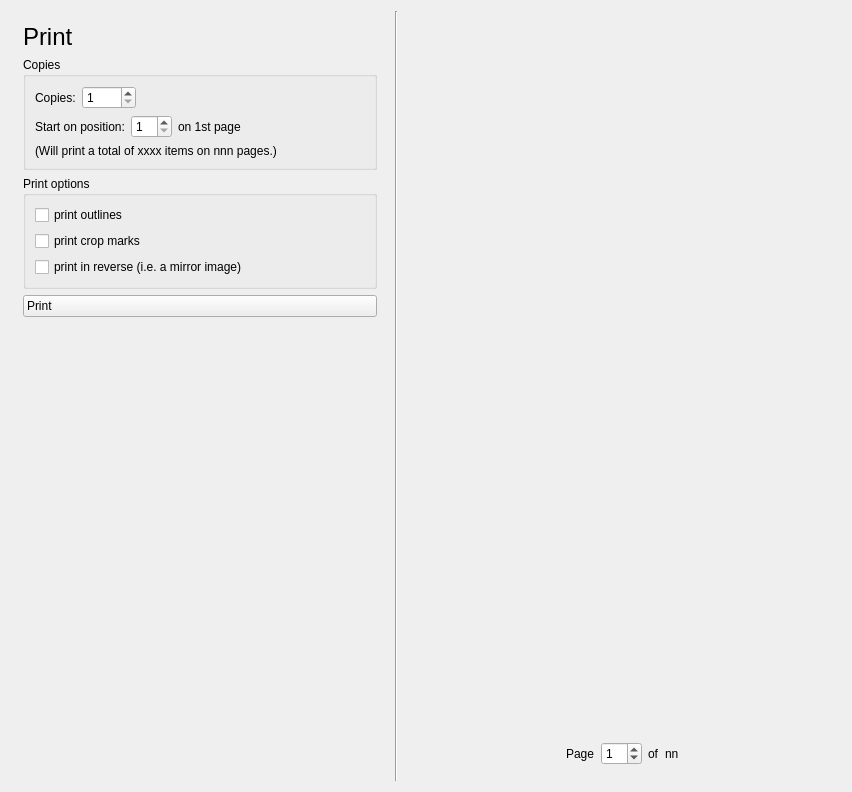
Before: the Qt Designer form glabels/ui/PrintView.ui in jimevins/glabels-qt, drawn with Qt 5.
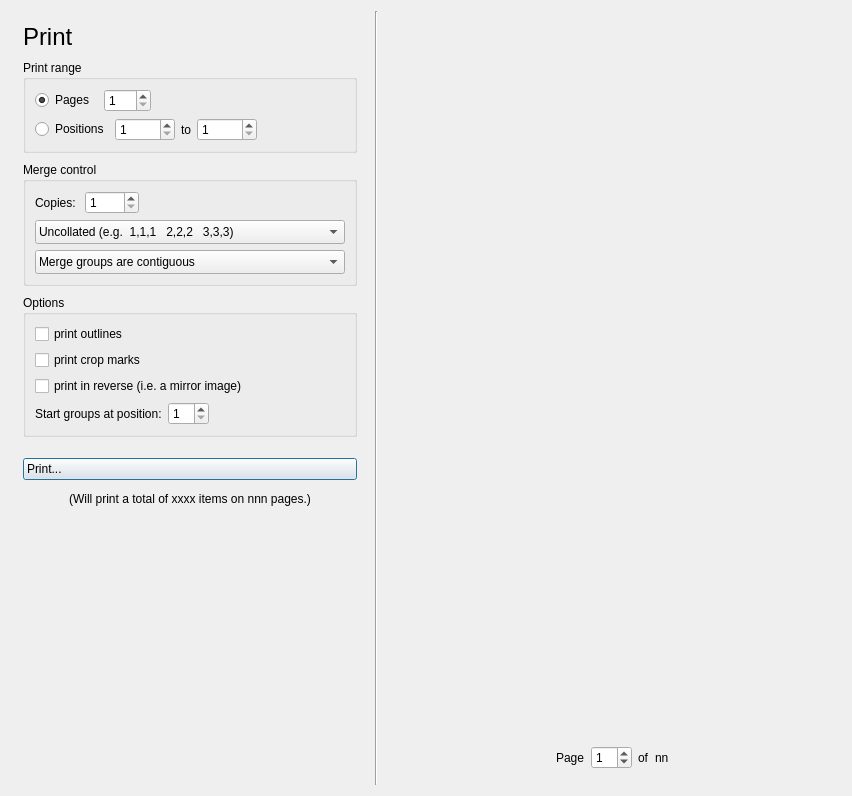
After: the same form once the commit is applied. Icons and pictures are not drawn. Custom widgets are drawn as their Qt base class.

What changed in the file:
```diff
--- a/glabels/ui/PrintView.ui
+++ b/glabels/ui/PrintView.ui
@@ -7,7 +7,7 @@
     <x>0</x>
     <y>0</y>
     <width>852</width>
-    <height>792</height>
+    <height>796</height>
    </rect>
   </property>
   <property name="sizePolicy">
@@ -22,6 +22,9 @@
   <layout class="QHBoxLayout" name="horizontalLayout" stretch="0,0,1">
    <item>
     <layout class="QVBoxLayout" name="verticalLayout_2">
+     <property name="spacing">
+      <number>9</number>
+     </property>
      <property name="sizeConstraint">
       <enum>QLayout::SetDefaultConstraint</enum>
      </property>
@@ -71,22 +74,25 @@
         </size>
        </property>
        <property name="title">
-        <string>Copies</string>
+        <string>Print range</string>
        </property>
        <layout class="QVBoxLayout" name="verticalLayout_4">
         <item>
          <layout class="QHBoxLayout" name="horizontalLayout_5">
+          <property name="spacing">
+           <number>9</number>
+          </property>
           <item>
-           <widget class="QLabel" name="label_4">
-            <property name="sizePolicy">
-             <sizepolicy hsizetype="Minimum" vsizetype="Preferred">
-              <horstretch>0</horstretch>
-              <verstretch>0</verstretch>
-             </sizepolicy>
-            </property>
+           <widget class="QRadioButton" name="printRangePagesRadio">
             <property name="text">
-             <string>Copies:</string>
+             <string>Pages</string>
             </property>
+            <property name="checked">
+             <bool>true</bool>
+            </property>
+            <attribute name="buttonGroup">
+             <string notr="true">buttonGroup</string>
+            </attribute>
            </widget>
           </item>
           <item>
@@ -101,7 +107,7 @@
              <number>1</number>
             </property>
             <property name="maximum">
-             <number>9999</number>
+             <number>250</number>
             </property>
            </widget>
           </item>
@@ -123,46 +129,62 @@
         <item>
          <layout class="QHBoxLayout" name="horizontalLayout_4">
           <item>
-           <widget class="QLabel" name="label_2">
-            <property name="sizePolicy">
-             <sizepolicy hsizetype="Minimum" vsizetype="Preferred">
-              <horstretch>0</horstretch>
-              <verstretch>0</verstretch>
-             </sizepolicy>
-            </property>
+           <widget class="QRadioButton" name="printRangePositionsRadio">
             <property name="text">
-             <string>Start on position:</string>
+             <string>Positions</string>
             </property>
            </widget>
           </item>
           <item>
            <widget class="QSpinBox" name="copiesStartSpin">
             <property name="sizePolicy">
-             <sizepolicy hsizetype="Minimum" vsizetype="Fixed">
+             <sizepolicy hsizetype="Fixed" vsizetype="Fixed">
               <horstretch>0</horstretch>
               <verstretch>0</verstretch>
              </sizepolicy>
             </property>
+            <property name="minimumSize">
+             <size>
+              <width>60</width>
+              <height>0</height>
+             </size>
+            </property>
+            <property name="alignment">
+             <set>Qt::AlignLeading|Qt::AlignLeft|Qt::AlignVCenter</set>
+            </property>
             <property name="minimum">
              <number>1</number>
             </property>
            </widget>
           </item>
           <item>
-           <widget class="QLabel" name="label_3">
+           <widget class="QLabel" name="label_4">
+            <property name="text">
+             <string>to</string>
+            </property>
+           </widget>
+          </item>
+          <item>
+           <widget class="QSpinBox" name="printRangeLastPositionSpin">
             <property name="sizePolicy">
-             <sizepolicy hsizetype="Minimum" vsizetype="Preferred">
+             <sizepolicy hsizetype="Fixed" vsizetype="Fixed">
               <horstretch>0</horstretch>
               <verstretch>0</verstretch>
              </sizepolicy>
             </property>
-            <property name="text">
-             <string>on 1st page</string>
+            <property name="minimumSize">
+             <size>
+              <width>60</width>
+              <height>0</height>
+             </size>
             </property>
+            <property name="minimum">
+             <number>1</number>
+            </property>
            </widget>
           </item>
           <item>
-           <spacer name="horizontalSpacer_2">
+           <spacer name="horizontalSpacer_6">
             <property name="orientation">
              <enum>Qt::Horizontal</enum>
             </property>
@@ -176,29 +198,114 @@
           </item>
          </layout>
         </item>
-        <item>
-         <layout class="QHBoxLayout" name="horizontalLayout_7">
+       </layout>
+      </widget>
+     </item>
+     <item>
+      <widget class="QGroupBox" name="mergeBox">
+       <property name="title">
+        <string>Merge control</string>
+       </property>
+       <layout class="QGridLayout" name="gridLayout">
+        <item row="0" column="0">
+         <layout class="QHBoxLayout" name="horizontalLayout_2">
+          <property name="spacing">
+           <number>9</number>
+          </property>
           <item>
-           <widget class="QLabel" name="copiesDescriptionLabel">
-            <property name="sizePolicy">
-             <sizepolicy hsizetype="MinimumExpanding" vsizetype="Preferred">
-              <horstretch>0</horstretch>
-              <verstretch>0</verstretch>
-             </sizepolicy>
+           <widget class="QLabel" name="label">
+            <property name="text">
+             <string>Copies:</string>
             </property>
-            <property name="minimumSize">
-             <size>
-              <width>330</width>
-              <height>0</height>
-             </size>
+           </widget>
+          </item>
+          <item>
+           <widget class="QSpinBox" name="mergeCopiesSpin">
+            <property name="minimum">
+             <number>1</number>
             </property>
-            <property name="text">
-             <string notr="true">(Will print a total of xxxx items on nnn pages.)        </string>
+            <property name="maximum">
+             <number>9999</number>
             </property>
            </widget>
           </item>
+          <item>
+           <spacer name="horizontalSpacer_3">
+            <property name="orientation">
+             <enum>Qt::Horizontal</enum>
+            </property>
+            <property name="sizeHint" stdset="0">
+             <size>
+              <width>40</width>
+              <height>20</height>
+             </size>
+            </property>
+           </spacer>
+          </item>
          </layout>
         </item>
+        <item row="1" column="0">
+         <widget class="QComboBox" name="mergeCollateCombo">
+          <property name="styleSheet">
+           <string notr="true">text-align:left; padding:3px;</string>
+          </property>
+          <property name="iconSize">
+           <size>
+            <width>32</width>
+            <height>32</height>
+           </size>
+          </property>
+          <item>
+           <property name="text">
+            <string>Uncollated (e.g.  1,1,1   2,2,2   3,3,3)</string>
+           </property>
+           <property name="icon">
+            <iconset resource="../icons.qrc">
+             <normaloff>:/icons/flat/32x32/glabels-uncollated.svg</normaloff>:/icons/flat/32x32/glabels-uncollated.svg</iconset>
+           </property>
+          </item>
+          <item>
+           <property name="text">
+            <string>Collated   (e.g.  1,2,3   1,2,3   1,2,3)</string>
+           </property>
+           <property name="icon">
+            <iconset resource="../icons.qrc">
+             <normaloff>:/icons/flat/32x32/glabels-collated.svg</normaloff>:/icons/flat/32x32/glabels-collated.svg</iconset>
+           </property>
+          </item>
+         </widget>
+        </item>
+        <item row="2" column="0">
+         <widget class="QComboBox" name="mergeGroupCombo">
+          <property name="styleSheet">
+           <string notr="true">text-align:left; padding:3px;</string>
+          </property>
+          <property name="iconSize">
+           <size>
+            <width>32</width>
+            <height>32</height>
+           </size>
+          </property>
+          <item>
+           <property name="text">
+            <string>Merge groups are contiguous</string>
+           </property>
+           <property name="icon">
+            <iconset resource="../icons.qrc">
+             <normaloff>:/icons/flat/32x32/glabels-merge-group-contiguous.svg</normaloff>:/icons/flat/32x32/glabels-merge-group-contiguous.svg</iconset>
+           </property>
+          </item>
+          <item>
+           <property name="text">
+            <string>Merge groups start on a new page</string>
+           </property>
+           <property name="icon">
+            <iconset resource="../icons.qrc">
+             <normaloff>:/icons/flat/32x32/glabels-merge-group-page.svg</normaloff>:/icons/flat/32x32/glabels-merge-group-page.svg</iconset>
+           </property>
+          </item>
+         </widget>
+        </item>
        </layout>
       </widget>
      </item>
@@ -223,10 +330,10 @@
         </size>
        </property>
        <property name="title">
-        <string>Print options</string>
+        <string>Options</string>
        </property>
        <layout class="QGridLayout" name="gridLayout_4">
-        <item row="0" column="0">
+        <item row="1" column="0">
          <layout class="QVBoxLayout" name="verticalLayout">
           <item>
            <widget class="QCheckBox" name="printOutlinesCheck">
@@ -249,11 +356,84 @@
             </property>
            </widget>
           </item>
+          <item>
+           <widget class="QWidget" name="mergeOnlyOptions" native="true">
+            <layout class="QHBoxLayout" name="horizontalLayout_8">
+             <property name="leftMargin">
+              <number>0</number>
+             </property>
+             <property name="topMargin">
+              <number>0</number>
+             </property>
+             <property name="rightMargin">
+              <number>0</number>
+             </property>
+             <property name="bottomMargin">
+              <number>0</number>
+             </property>
+             <item>
+              <widget class="QLabel" name="label_2">
+               <property name="sizePolicy">
+                <sizepolicy hsizetype="Minimum" vsizetype="Preferred">
+                 <horstretch>0</horstretch>
+                 <verstretch>0</verstretch>
+                </sizepolicy>
+               </property>
+               <property name="text">
+                <string>Start groups at position:</string>
+               </property>
+              </widget>
+             </item>
+             <item>
+              <widget class="QSpinBox" name="mergeStartPositionSpin">
+               <property name="sizePolicy">
+                <sizepolicy hsizetype="Minimum" vsizetype="Fixed">
+                 <horstretch>0</horstretch>
+                 <verstretch>0</verstretch>
+                </sizepolicy>
+               </property>
+               <property name="minimum">
+                <number>1</number>
+               </property>
+              </widget>
+             </item>
+             <item>
+              <spacer name="horizontalSpacer_2">
+               <property name="orientation">
+                <enum>Qt::Horizontal</enum>
+               </property>
+               <property name="sizeHint" stdset="0">
+                <size>
+                 <width>40</width>
+                 <height>20</height>
+                </size>
+               </property>
+              </spacer>
+             </item>
+            </layout>
+           </widget>
+          </item>
          </layout>
         </item>
        </layout>
       </widget>
      </item>
+     <item>
+      <spacer name="verticalSpacer_2">
+       <property name="orientation">
+        <enum>Qt::Vertical</enum>
+       </property>
+       <property name="sizeType">
+        <enum>QSizePolicy::Fixed</enum>
+       </property>
+       <property name="sizeHint" stdset="0">
+        <size>
+         <width>20</width>
+         <height>12</height>
+        </size>
+       </property>
+      </spacer>
+     </item>
      <item>
       <widget class="QPushButton" name="printButton">
        <property name="sizePolicy">
@@ -266,7 +446,7 @@
         <string notr="true">text-align:left; padding:3px;</string>
        </property>
        <property name="text">
-        <string>Print</string>
+        <string>Print...</string>
        </property>
        <property name="icon">
         <iconset resource="../icons.qrc">
@@ -278,8 +458,63 @@
          <height>32</height>
         </size>
        </property>
+       <property name="default">
+        <bool>true</bool>
+       </property>
       </widget>
      </item>
+     <item>
+      <layout class="QHBoxLayout" name="horizontalLayout_7">
+       <item>
+        <spacer name="horizontalSpacer_4">
+         <property name="orientation">
+          <enum>Qt::Horizontal</enum>
+         </property>
+         <property name="sizeHint" stdset="0">
+          <size>
+           <width>2</width>
+           <height>20</height>
+          </size>
+         </property>
+        </spacer>
+       </item>
+       <item>
+        <widget class="QLabel" name="printDescriptionLabel">
+         <property name="sizePolicy">
+          <sizepolicy hsizetype="MinimumExpanding" vsizetype="Preferred">
+           <horstretch>0</horstretch>
+           <verstretch>0</verstretch>
+          </sizepolicy>
+         </property>
+         <property name="minimumSize">
+          <size>
+           <width>330</width>
+           <height>0</height>
+          </size>
+         </property>
+         <property name="text">
+          <string notr="true">&lt;html&gt;&lt;head/&gt;&lt;body&gt;&lt;p&gt;(Will print a total of xxxx items on nnn pages.)&lt;/p&gt;&lt;/body&gt;&lt;/html&gt;</string>
+         </property>
+         <property name="alignment">
+          <set>Qt::AlignCenter</set>
+         </property>
+        </widget>
+       </item>
+       <item>
+        <spacer name="horizontalSpacer_5">
+         <property name="orientation">
+          <enum>Qt::Horizontal</enum>
+         </property>
+         <property name="sizeHint" stdset="0">
+          <size>
+           <width>2</width>
+           <height>20</height>
+          </size>
+         </property>
+        </spacer>
+       </item>
+      </layout>
+     </item>
      <item>
       <spacer name="verticalSpacer">
        <property name="orientation">
```
Left out of the diff: 168 changed lines with no effect on the pictures.
